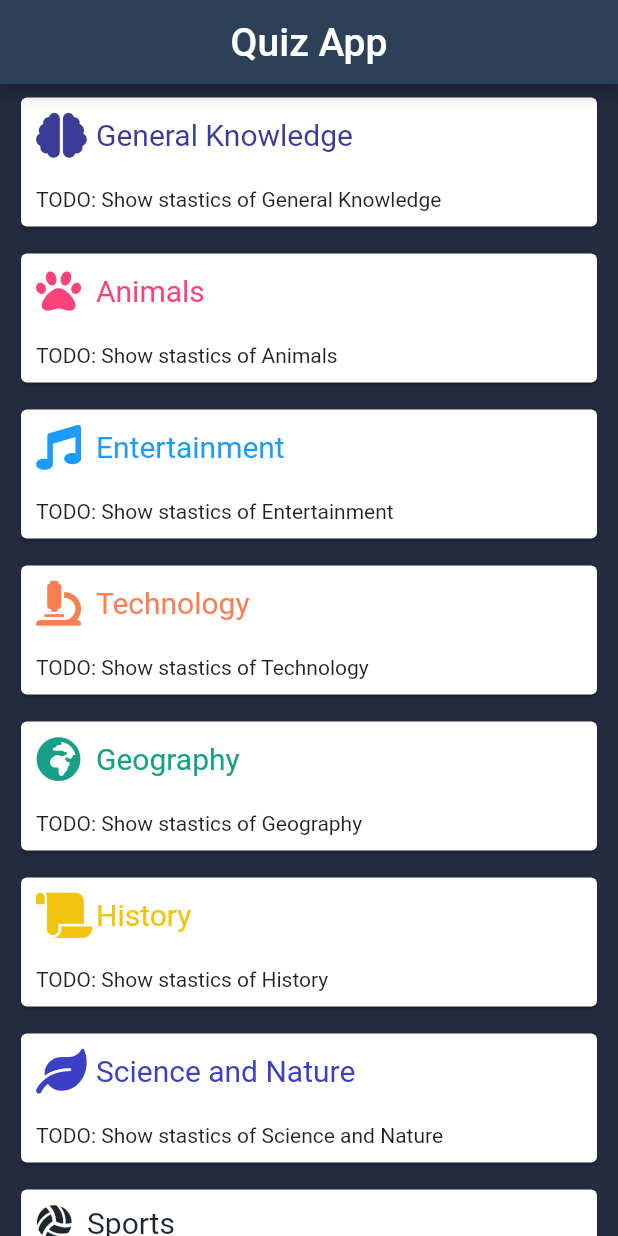
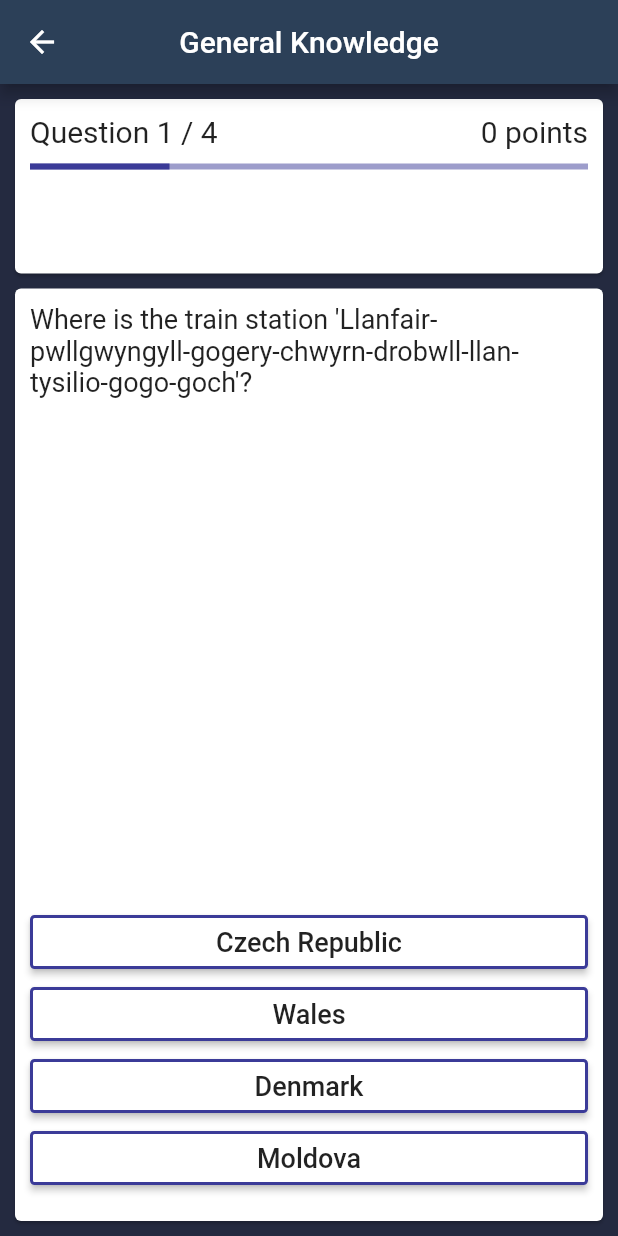
Before and after one commit to rizwanpasha/flutter_quiz_app, a Flutter app: the screen it shows after launch, after a tap on "General Knowledge", on a phone screen of 412 x 824 dp. Run offline on Flutter 3.47's test engine with Material 2 defaults, Android fonts, the phone set to English and light mode, and no system bars; our stand-ins replace font_awesome_flutter.

Commit message:
1. added rout from categorypage to playquiz page. 2. added progress of current quiz.

```diff
--- a/assets/quiz_questions/geography.json
+++ b/assets/quiz_questions/geography.json
@@ -1,6 +1,6 @@
 {
   "category": "Geography",
-  "question": [
+  "questions": [
     {
       "question": "What country is the second largest in the world by area?",
       "correct_answer": "Canada",
--- /dev/null
+++ b/lib/PlayQuiz.dart
@@ -0,0 +1,213 @@
+import 'dart:io';
+
+import "package:flutter/material.dart";
+import 'utils/quiz_service.dart';
+import "utils/quiz_data.dart";
+import "utils/quiz_model.dart";
+import 'utils/constants.dart';
+import "QuizStatistics.dart";
+
+class PlayQuiz extends StatefulWidget {
+  String _selectedCategory;
+  String _filePath;
+  int categoryColor;
+
+  PlayQuiz(String selectedCategory, int categoryColor) {
+    this._selectedCategory = selectedCategory;
+    this.categoryColor = categoryColor;
+
+    for (var i = 0; i < QUIZ_DATA.length; i++) {
+      if (QUIZ_DATA[i]["title"] == selectedCategory) {
+        this._filePath = QUIZ_DATA[i]["file"];
+      }
+    }
+  }
+
+  @override
+  PlayQuizState createState() =>
+      PlayQuizState(this._selectedCategory, this._filePath, this.categoryColor);
+}
+
+class PlayQuizState extends State<PlayQuiz> with WidgetsBindingObserver {
+  final global = GlobalKey();
+  String category;
+  int categoryColor;
+  String filePath;
+  Quiz quiz;
+  String currentQuestion;
+  List<String> incorrectAnswers;
+  String correctAnswer;
+  Questions questionObject;
+  int currentQuestionCount;
+  int totalQuestionsCount;
+  int points;
+
+  void initState() {
+    super.initState();
+    setState(() {
+      currentQuestion = "";
+      incorrectAnswers = [];
+      correctAnswer = "";
+      totalQuestionsCount = 0;
+      currentQuestionCount = 0;
+      points = 0;
+    });
+  }
+
+  @override
+  void dispose() {
+    quiz = null;
+    super.dispose();
+  }
+
+  PlayQuizState(this.category, this.filePath, this.categoryColor) {
+    loadQuestions(filePath)
+        .then((quizObject) => quiz = quizObject)
+        .then((object) => {updateQuestionState("")});
+  }
+
+  getNextQuestion(String answerStatus) {
+    updateQuestionState(answerStatus);
+  }
+
+  updateQuestionState(String answerStatus) {
+    questionObject = quiz.getQuestion;
+    if (this.questionObject == null) {
+      endOfQuiz();
+    } else {
+      setState(() {
+        totalQuestionsCount = quiz.totalNumberOfQuestions;
+        currentQuestionCount = quiz.currentQuestionCount;
+        currentQuestion = questionObject.question;
+        incorrectAnswers = questionObject.incorrectAnswers;
+        correctAnswer = questionObject.correctAnswer;
+
+        if (answerStatus == "correctAnswer") {
+          points += 50;
+        }
+      });
+      print("$currentQuestionCount $totalQuestionsCount $currentQuestion");
+    }
+  }
+
+  endOfQuiz() {
+    print("end of quiz");
+    // showDialog(
+    //   context: context,
+    //   builder: (BuildContext context) {
+    //     // return object of type Dialog
+    //     return AlertDialog(
+    //       title: new Text("Alert Dialog title"),
+    //       content: new Text("Alert Dialog body"),
+    //       actions: <Widget>[
+    //         // usually buttons at the bottom of the dialog
+    //         new FlatButton(
+    //           child: new Text("Close"),
+    //           onPressed: () {
+    //             Navigator.of(context).pop();
+    //           },
+    //         ),
+    //       ],
+    //     );
+    //   },
+    // );
+
+    showModalBottomSheet(
+        context: context,
+        builder: (BuildContext bc) {
+          return Container(
+            child: new Wrap(
+              children: <Widget>[
+                new ListTile(title: new Text('Music'), onTap: () => {}),
+                new ListTile(
+                  leading: new Icon(Icons.videocam),
+                  title: new Text('Video'),
+                  onTap: () => {},
+                ),
+              ],
+            ),
+          );
+        });
+  }
+
+  @override
+  Widget build(BuildContext context) {
+    return Scaffold(
+        appBar: AppBar(
+          centerTitle: true,
+          title: Text(category),
+        ),
+        backgroundColor: Color(BACKGROUND_COLOR),
+        body: Column(
+          crossAxisAlignment: CrossAxisAlignment.stretch,
+          children: <Widget>[
+            Expanded(
+              child: Card(
+                child: QuizStatistics(
+                  currentQuestionCount: currentQuestionCount,
+                  totalQuestionsCount: totalQuestionsCount,
+                  points: points,
+                  key: UniqueKey(),
+                  fontSize: 20.0,
+                  themeColor: categoryColor,
+                ),
+                margin: EdgeInsets.only(left: 10.0, right: 10.0, top: 10.0),
+              ),
+              flex: 1,
+            ),
+            SizedBox(
+              height: 10.0,
+            ),
+            Expanded(
+              child: Card(
+                child: Padding(
+                  padding: EdgeInsets.all(10.0),
+                  child: Column(
+                    crossAxisAlignment: CrossAxisAlignment.stretch,
+                    mainAxisAlignment: MainAxisAlignment.spaceBetween,
+                    children: <Widget>[
+                      Text(
+                        currentQuestion,
+                        style: TextStyle(fontSize: 18.0),
+                      ),
+                      Container(
+                        height: 200.0,
+                        child: ListView.builder(
+                          itemCount: incorrectAnswers.length,
+                          itemBuilder: (BuildContext context, int index) {
+                            return RaisedButton(
+                              child: Text(
+                                incorrectAnswers[index],
+                                style: TextStyle(fontSize: 18.0),
+                              ),
+                              color: Colors.white,
+                              splashColor:
+                                  (incorrectAnswers[index] == correctAnswer)
+                                      ? Colors.green
+                                      : Colors.red,
+                              onPressed: () {
+                                getNextQuestion(
+                                  (incorrectAnswers[index] == correctAnswer)
+                                      ? "correctAnswer"
+                                      : "incorrectAnswer",
+                                );
+                              },
+                              shape: RoundedRectangleBorder(
+                                  side: BorderSide(
+                                      color: Color(categoryColor), width: 2.0),
+                                  borderRadius: BorderRadius.circular(3.0)),
+                            );
+                          },
+                        ),
+                      )
+                    ],
+                  ),
+                ),
+                margin: EdgeInsets.only(left: 10.0, right: 10.0, bottom: 10.0),
+              ),
+              flex: 5,
+            )
+          ],
+        ));
+  }
+}
--- /dev/null
+++ b/lib/QuizStatistics.dart
@@ -0,0 +1,90 @@
+import "package:flutter/material.dart";
+
+class QuizStatistics extends StatefulWidget {
+  int currentQuestionCount;
+  int totalQuestionsCount;
+  int points;
+  double fontSize;
+  int themeColor;
+
+  QuizStatistics(
+      {Key key,
+      int currentQuestionCount,
+      int totalQuestionsCount,
+      int points,
+      double fontSize,
+      int themeColor})
+      : super(key: key) {
+    this.currentQuestionCount = currentQuestionCount;
+    this.totalQuestionsCount = totalQuestionsCount;
+    this.points = points;
+    this.fontSize = fontSize;
+    this.themeColor = themeColor;
+  }
+
+  QuizStatisticsState createState() => QuizStatisticsState(
+      currentQuestionCount: currentQuestionCount,
+      totalQuestionsCount: totalQuestionsCount,
+      points: points,
+      fontSize: fontSize,
+      themeColor: themeColor);
+}
+
+class QuizStatisticsState extends State<QuizStatistics> {
+  int currentQuestionCount;
+  int totalQuestionsCount;
+  int points;
+  double fontSize;
+  int themeColor;
+
+  void initState() {
+    super.initState();
+  }
+
+  QuizStatisticsState(
+      {int currentQuestionCount,
+      int totalQuestionsCount,
+      int points,
+      double fontSize,
+      int themeColor}) {
+    this.currentQuestionCount = currentQuestionCount;
+    this.totalQuestionsCount = totalQuestionsCount;
+    this.points = points;
+    this.fontSize = fontSize;
+    this.themeColor = themeColor;
+  }
+
+  @override
+  Widget build(BuildContext context) {
+    return Padding(
+      padding: EdgeInsets.all(10.0),
+      child: Column(
+          crossAxisAlignment: CrossAxisAlignment.stretch,
+          children: <Widget>[
+            Row(
+              children: <Widget>[
+                Text(
+                  "Question $currentQuestionCount / $totalQuestionsCount",
+                  style: TextStyle(fontSize: fontSize),
+                ),
+                Text(
+                  "$points points",
+                  style: TextStyle(fontSize: fontSize),
+                )
+              ],
+              mainAxisAlignment: MainAxisAlignment.spaceBetween,
+            ),
+            Padding(
+              padding: EdgeInsets.only(top: 10.0),
+              child: LinearProgressIndicator(
+                value: (currentQuestionCount / totalQuestionsCount).isNaN
+                    ? 0
+                    : (currentQuestionCount / totalQuestionsCount),
+                backgroundColor: Color(themeColor).withOpacity(0.5),
+                valueColor: AlwaysStoppedAnimation<Color>(Color(themeColor)),
+              ),
+            )
+          ]),
+    );
+  }
+}
--- a/lib/main.dart
+++ b/lib/main.dart
@@ -1,35 +1,24 @@
 import 'package:flutter/material.dart';
-import 'package:fulutter_quiz_app/utils/quiz_service.dart';
 import 'utils/quiz_data.dart';
 import 'package:font_awesome_flutter/font_awesome_flutter.dart';
-
-const int PRIMARY_COLOR = 0xFF2C4058;
-const int SECONDARY_COLOR = 0xFFE78230;
-const int BACKGROUND_COLOR = 0xFF242A40;
+import 'PlayQuiz.dart';
+import 'utils/constants.dart';
+import "QuizStatistics.dart";
 
 void main() {
-  runApp(MyApp());
-
-  //loadQuestions(quizCategories["Animations"]);
-}
-
-class MyApp extends StatelessWidget {
-  @override
-  Widget build(BuildContext context) {
-    return MainPage();
-  }
+  runApp(MaterialApp(
+      title: 'Quiz App',
+      debugShowCheckedModeBanner: false,
+      theme: new ThemeData(
+        primaryColor: Color(PRIMARY_COLOR),
+      ),
+      home: MainPage()));
 }
 
 class MainPage extends StatelessWidget {
   @override
   Widget build(BuildContext context) {
-    return MaterialApp(
-      title: 'Quiz App',
-      debugShowCheckedModeBanner: false,
-      theme: new ThemeData(
-        primaryColor: Color(PRIMARY_COLOR),
-      ),
-      home: Scaffold(
+    return Scaffold(
       backgroundColor: Color(BACKGROUND_COLOR),
       appBar: AppBar(
         title: Text(
@@ -38,7 +27,7 @@ class MainPage extends StatelessWidget {
         ),
         centerTitle: true,
       ),
-          body: QuizCategories()),
+      body: QuizCategories(),
     );
   }
 }
@@ -47,6 +36,7 @@ class QuizCategories extends StatelessWidget {
   @override
   Widget build(BuildContext context) {
     return ListView.builder(
+      padding: EdgeInsets.symmetric(vertical: 5.0),
       itemCount: QUIZ_DATA.length,
       itemBuilder: (BuildContext context, int index) {
         String categoryTitle = QUIZ_DATA[index]['title'];
@@ -63,9 +53,15 @@ class QuizCategories extends StatelessWidget {
                       Material(
                           color: Colors.transparent,
                           child: InkWell(
-                              onTap: () {},
+                              onTap: () {
+                                Navigator.push(
+                                    context,
+                                    MaterialPageRoute(
+                                        builder: (context) => PlayQuiz(
+                                            categoryTitle, categoryColor)));
+                              },
                               splashColor:
-                                  Color(categoryColor).withOpacity(0.4),
+                                  Color(categoryColor).withOpacity(0.5),
                               child: Container(
                                 padding: EdgeInsets.all(10.0),
                                 child: Row(
@@ -84,8 +80,13 @@ class QuizCategories extends StatelessWidget {
                                 ),
                               ))),
                       Container(
-                        padding: EdgeInsets.all(10.0),
-                        child: Text("TODO: Show stastics of $categoryTitle"),
+                        child: QuizStatistics(
+                            key: UniqueKey(),
+                            currentQuestionCount: 2,
+                            totalQuestionsCount: 10,
+                            points: 50,
+                            fontSize: 15.0,
+                            themeColor: categoryColor),
                       )
                     ])));
       },
@@ -128,7 +129,8 @@ Icon categoryIcons(String iconName, int iconColor) {
           size: fontSize, color: Color(iconColor));
       break;
     case 'volleyballBall':
-      return Icon(FontAwesomeIcons.volleyballBall, color: Color(iconColor));
+      return Icon(FontAwesomeIcons.volleyballBall,
+          size: fontSize, color: Color(iconColor));
       break;
   }
 }
--- /dev/null
+++ b/lib/utils/constants.dart
@@ -0,0 +1,3 @@
+const int PRIMARY_COLOR = 0xFF2C4058;
+const int SECONDARY_COLOR = 0xFFE78230;
+const int BACKGROUND_COLOR = 0xFF242A40;
--- a/lib/utils/quiz_model.dart
+++ b/lib/utils/quiz_model.dart
@@ -1,6 +1,7 @@
 class Quiz {
   final String _category;
   final List<Questions> _questions;
+  int currentQuestionCount = 0;
   Quiz(this._category, this._questions);
 
   factory Quiz.fromJson(Map<String, dynamic> parsedJson) {
@@ -8,11 +9,21 @@ class Quiz {
     questions = List<Questions>.from(
         parsedJson['questions'].map((i) => Questions.fromJson(i)).toList());
 
+    questions.shuffle();
     return Quiz(parsedJson['category'], questions);
   }
 
   String get category => this._category;
-  int get numberOfQuestions => this._questions.length;
+  int get totalNumberOfQuestions => this._questions.length;
+  Questions get getQuestion => this.getNextQuestion();
+
+  Questions getNextQuestion() {
+    if ((currentQuestionCount + 1) > _questions.length) {
+      return null;
+    } else {
+      return _questions[currentQuestionCount++];
+    }
+  }
 }
 
 class Questions {
@@ -25,6 +36,7 @@ class Questions {
   factory Questions.fromJson(Map<String, dynamic> parsedJson) {
     List<String> incorrectAnswers =
         new List<String>.from(parsedJson['incorrect_answers']);
+    incorrectAnswers.shuffle();
     return Questions(
         question: parsedJson['question'],
         correctAnswer: parsedJson['correct_answer'],
--- a/lib/utils/quiz_service.dart
+++ b/lib/utils/quiz_service.dart
@@ -7,10 +7,8 @@ Future<String> _questionsAsset(String filePathToLoad) async {
   return await rootBundle.loadString("assets/quiz_questions/$filePathToLoad");
 }
 
-Future loadQuestions(String filePathToLoad) async {
+Future<Quiz> loadQuestions(String filePathToLoad) async {
   String jsonAddress = await _questionsAsset(filePathToLoad);
   final jsonResponse = json.decode(jsonAddress);
-  Quiz quiz = new Quiz.fromJson(jsonResponse);
-  print(quiz.category);
-  print(quiz.numberOfQuestions);
+  return new Quiz.fromJson(jsonResponse);
 }
```
Also changed, not shown: assets/quiz_questions/general_knowledge.json (+0 -295 lines), 1 other file. Lines whose indentation alone changed are shown as unchanged.
